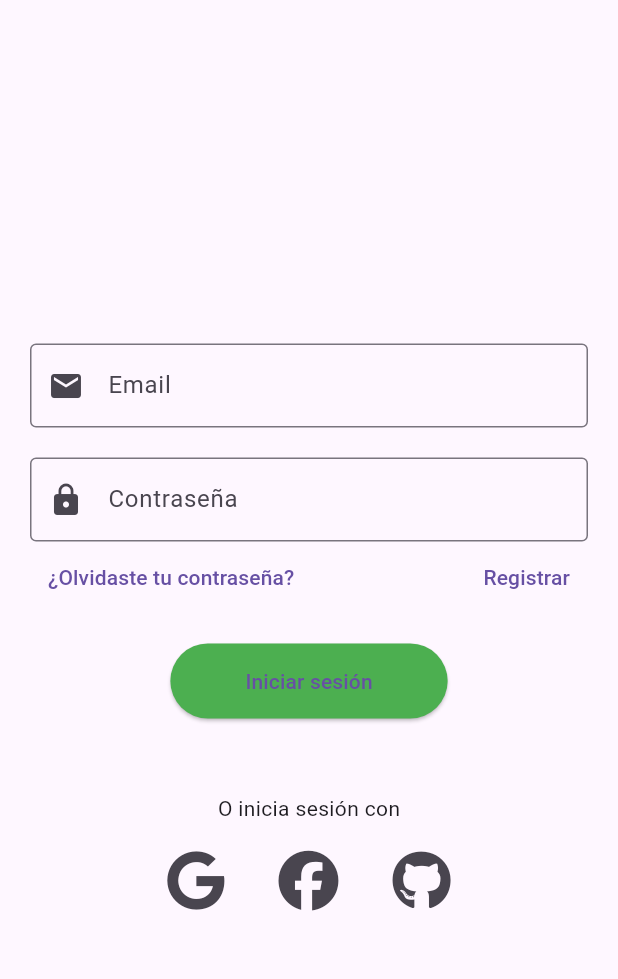
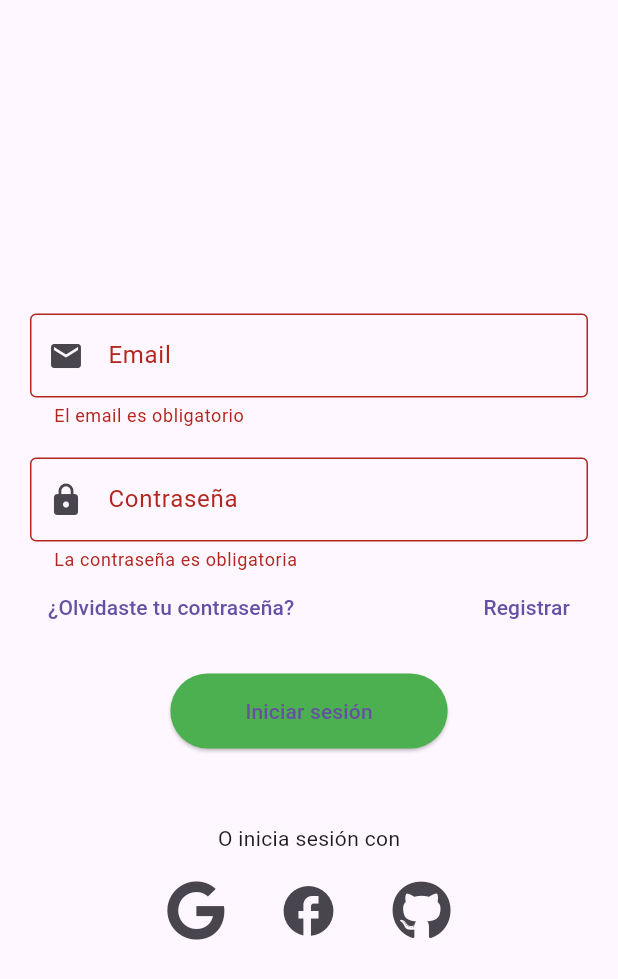
Before and after one commit to DulceST/ProyectoMoviles, a Flutter app: the screen it shows after launch, after a tap on "Iniciar sesión", on a phone screen of 412 x 824 dp. Shown: the top 979 px of the screen. Run offline on Flutter 3.47's test engine with Material 3 defaults, Android fonts, the phone set to English and light mode, and no system bars; our stand-ins replace cloud_firestore, convex_bottom_bar, csc_picker, firebase_auth, firebase_core, font_awesome_flutter and 2 more; missing offline and left inert: animated_floating_buttons; accounts and stored records are empty.

Commit message:
Se agregaron menu de opciones y no registra hasta que no se ingresen los datos

```diff
--- a/lib/screens/login_screen.dart
+++ b/lib/screens/login_screen.dart
@@ -1,22 +1,19 @@
 import 'package:flutter/material.dart';
-import 'package:flutter_form_builder/flutter_form_builder.dart';
 import 'package:font_awesome_flutter/font_awesome_flutter.dart';
 import 'package:proyecto_moviles/utils/auth.dart';
-
 
 class LoginScreen extends StatefulWidget {
   const LoginScreen({super.key});
 
   @override
   _LoginScreenState createState() => _LoginScreenState();
-
 }
 
 class _LoginScreenState extends State<LoginScreen> {
-  final GlobalKey<FormBuilderState> _formKey = GlobalKey<FormBuilderState>();
+  final GlobalKey<FormState> _formKey = GlobalKey<FormState>();  // Usamos un GlobalKey de FormState
   final AuthServices _auth = AuthServices();
 
-  final _usernameController = TextEditingController();
+  final _emailController = TextEditingController();
   final _passwordController = TextEditingController();
 
   void showSnackBar(BuildContext context, String message) {
@@ -28,28 +25,39 @@ class _LoginScreenState extends State<LoginScreen> {
     );
   }
 
-
   @override
   Widget build(BuildContext context) {
     return Scaffold(
       body: Padding(
         padding: const EdgeInsets.all(20.0),
+        child: Form(
+          key: _formKey, // Asociamos el Form al GlobalKey
           child: Column(
             mainAxisAlignment: MainAxisAlignment.center,
             crossAxisAlignment: CrossAxisAlignment.center,
             children: [
-            // Image.asset('assets/earth_logo.png', height: 150),
               const SizedBox(height: 20),
-            TextField(
-              controller: _usernameController,
+              TextFormField(
+                controller: _emailController,
                 decoration: const InputDecoration(
                   labelText: 'Email',
                   border: OutlineInputBorder(),
                   prefixIcon: Icon(Icons.email),
                 ),
+                validator: (value) {
+                  if (value == null || value.isEmpty) {
+                    return 'El email es obligatorio';
+                  }
+                  // Validar si es un email válido
+                  final regex = RegExp(r'^[^@]+@[^@]+\.[^@]+');
+                  if (!regex.hasMatch(value)) {
+                    return 'Ingresa un email válido';
+                  }
+                  return null;  // Si es válido, retornamos null
+                },
               ),
               const SizedBox(height: 20),
-            TextField(
+              TextFormField(
                 controller: _passwordController,
                 obscureText: true,
                 decoration: const InputDecoration(
@@ -57,6 +65,12 @@ class _LoginScreenState extends State<LoginScreen> {
                   border: OutlineInputBorder(),
                   prefixIcon: Icon(Icons.lock),
                 ),
+                validator: (value) {
+                  if (value == null || value.isEmpty) {
+                    return 'La contraseña es obligatoria';
+                  }
+                  return null;  // Si es válido, retornamos null
+                },
               ),
               Row(
                 mainAxisAlignment: MainAxisAlignment.spaceBetween,
@@ -77,17 +91,25 @@ class _LoginScreenState extends State<LoginScreen> {
               ),
               const SizedBox(height: 20),
               ElevatedButton(
-              onPressed: () async{
-                _formKey.currentState?.save();
-                if(_formKey.currentState?.validate()==true){
-                  final v = _formKey.currentState?.value;
-                  var result = await _auth.singInEmailAndPassword(v?['username'], v?['password']);
-                  if(result == 1){
+                onPressed: () async {
+                  if (_formKey.currentState?.validate() == true) {
+                    final email = _emailController.text;
+                    final password = _passwordController.text;
+
+                    // Llamamos al método de autenticación
+                    var result = await _auth.singInEmailAndPassword(email, password);
+                    print('Resultado del login: $result');
+
+                    if (result == 1 || result == 2) {
                       showSnackBar(context, 'Usuario o contraseña equivocados');
-                  }else if(result == 2){
-                    showSnackBar(context, 'Usuario o contraseña equivocados');
-                  }else if(result != null){
+                    } else if (result == 0) {
+                      // Limpiar los controladores de texto antes de navegar
+                      _emailController.clear();
+                      _passwordController.clear();
+
                       Navigator.popAndPushNamed(context, '/home');
+                    } else {
+                      showSnackBar(context, 'Error desconocido');
                     }
                   }
                 },
@@ -118,7 +140,7 @@ class _LoginScreenState extends State<LoginScreen> {
                     onPressed: () {
                       // Lógica para autenticarse con Facebook
                     },
-                  icon: const FaIcon(FontAwesomeIcons.facebook),
+                    icon: const Icon(Icons.facebook),
                     iconSize: 40,
                   ),
                   const SizedBox(width: 20),
@@ -135,6 +157,7 @@ class _LoginScreenState extends State<LoginScreen> {
             ],
           ),
         ),
+      ),
     );
   }
 }
--- a/pubspec.yaml
+++ b/pubspec.yaml
@@ -27,6 +27,7 @@ dependencies:
   font_awesome_flutter:
   firebase_auth:
   flutter_form_builder:
+  csc_picker:
 
 
 dev_dependencies:
```
Also changed, not shown: lib/screens/register_screen.dart (+40 -29 lines), lib/utils/auth.dart (+5 -2 lines), pubspec.lock. Lines whose indentation alone changed are shown as unchanged.
